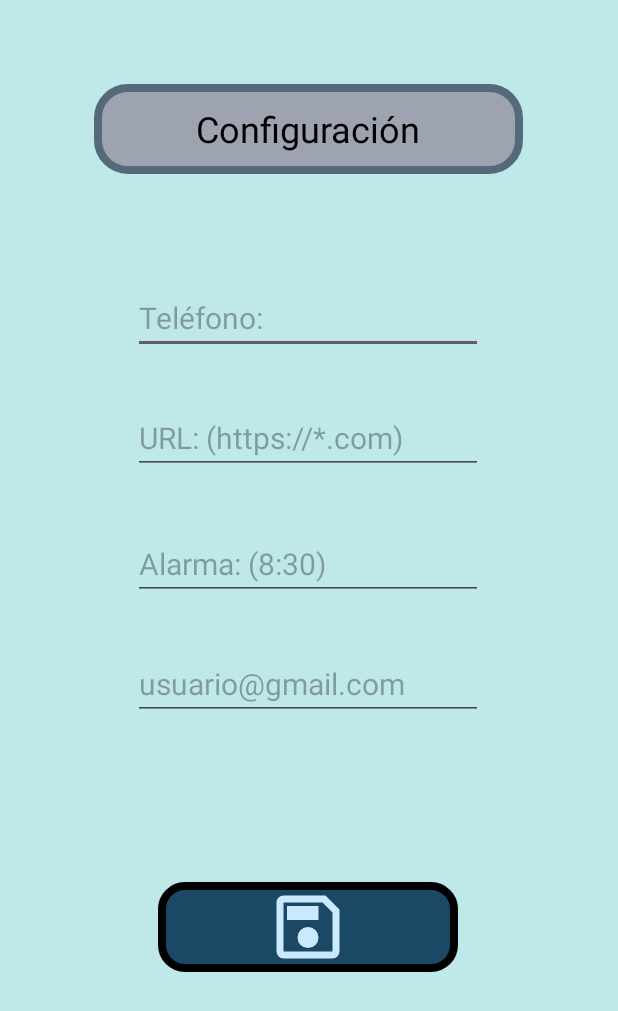
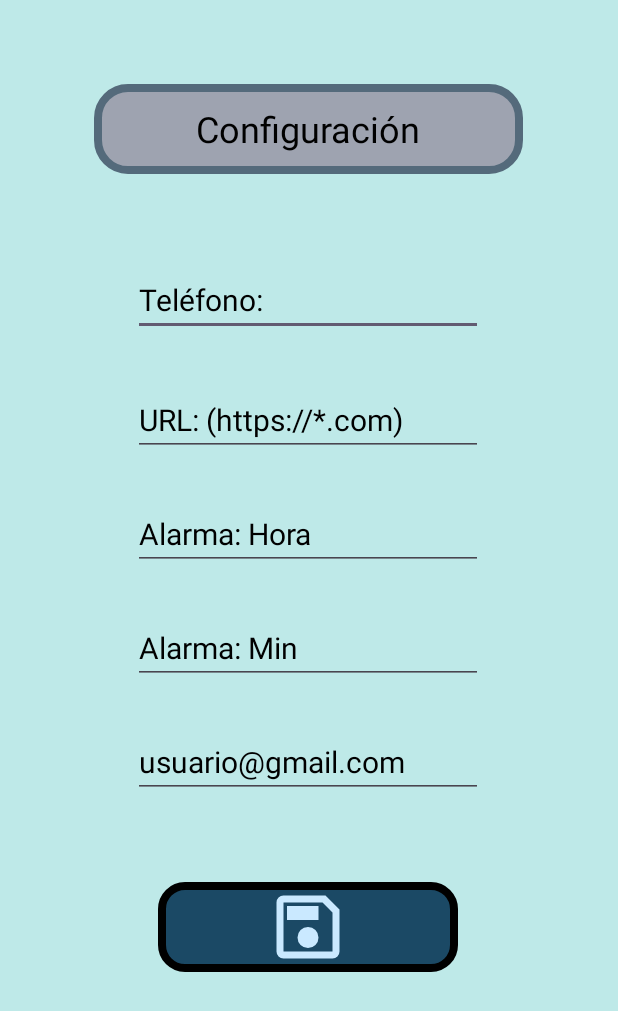
Before and after one commit to Diego0152/Programaci-n-Multimedia, an Android app: the screen it shows after launch (ConfActivity), on a phone screen of 412 x 824 dp. Shown: the top 1011 px of the screen. Run offline under Robolectric (Android 15) with nearby library versions, the phone set to English and light mode, and no system bars.

Commit message:
Ultimos cambios 2.3.0

```diff
--- a/app/src/main/java/com/example/proyectoevaltema1/ConfActivity.kt
+++ b/app/src/main/java/com/example/proyectoevaltema1/ConfActivity.kt
@@ -3,6 +3,7 @@ package com.example.proyectoevaltema1
 import android.content.Intent
 import android.content.SharedPreferences
 import android.os.Bundle
+import android.widget.Toast
 import androidx.appcompat.app.AppCompatActivity
 import com.example.proyectoevaltema1.databinding.ActivityConfBinding
 
@@ -21,22 +22,25 @@ class ConfActivity : AppCompatActivity() {
 
         inflarViews.editPhone.setText(preference.getString("phone", ""))
         inflarViews.editUrl.setText(preference.getString("url", ""))
-        inflarViews.editAlarm.setText(preference.getString("alarm", ""))
+        inflarViews.editAlarmMin.setText(preference.getString("alarm_hour", ""))
+        inflarViews.editAlarmHour.setText(preference.getString("alarm_min", ""))
         inflarViews.editGmail.setText(preference.getString("gmail", ""))
 
         inflarViews.btnConfig.setOnClickListener {
             val textPhone = inflarViews.editPhone.text.toString()
             val textUrl = inflarViews.editUrl.text.toString()
-            val textAlarm = inflarViews.editAlarm.text.toString()
+            val textAlarmHour = inflarViews.editAlarmHour.text.toString()
+            val textAlarmMin = inflarViews.editAlarmMin.text.toString()
             val textGmail = inflarViews.editGmail.text.toString()
 
-            /*if (textPhone.isEmpty() || textUrl.isEmpty() || textAlarm.isEmpty() || textGmail.isEmpty()) {
-                Toast.makeText(this, "Algun campo está vacío")
-            }*/
+            if (textPhone.isEmpty() || textUrl.isEmpty() || textAlarmHour.isEmpty() || textGmail.isEmpty() || textAlarmHour.isEmpty()) {
+                Toast.makeText(this, "Algun campo está vacío", Toast.LENGTH_SHORT)
+            }
             preference.edit().apply {
                 putString("phone", textPhone)
                 putString("url", textUrl)
-                putString("alarm", textAlarm)
+                putString("alarm_hour", textAlarmHour)
+                putString("alarm_min", textAlarmMin)
                 putString("gmail", textGmail)
                 apply()
                 finish()
--- a/app/src/main/res/layout/activity_conf.xml
+++ b/app/src/main/res/layout/activity_conf.xml
@@ -41,10 +41,12 @@
         android:id="@+id/edit_phone"
         android:layout_width="wrap_content"
         android:layout_height="wrap_content"
-        android:layout_marginTop="132dp"
+        android:layout_marginTop="120dp"
         android:ems="10"
         android:hint="Teléfono:"
         android:inputType="text"
+        android:textColor="@color/columbia_blue"
+        android:textColorHint="@color/black"
         android:textSize="20sp"
         app:layout_constraintEnd_toEndOf="parent"
         app:layout_constraintHorizontal_bias="0.497"
@@ -59,20 +61,24 @@
         android:ems="10"
         android:hint="URL: (https://*.com)"
         android:inputType="text"
+        android:textColor="@color/columbia_blue"
         android:textSize="20sp"
+        android:textColorHint="@color/black"
         app:layout_constraintEnd_toEndOf="parent"
         app:layout_constraintHorizontal_bias="0.497"
         app:layout_constraintStart_toStartOf="parent"
         app:layout_constraintTop_toBottomOf="@+id/edit_phone" />
 
     <EditText
-        android:id="@+id/edit_alarm"
+        android:id="@+id/edit_alarm_hour"
         android:layout_width="wrap_content"
         android:layout_height="wrap_content"
-        android:layout_marginTop="36dp"
+        android:layout_marginTop="28dp"
         android:ems="10"
-        android:hint="Alarma: (8:30)"
+        android:hint="Alarma: Hora"
         android:inputType="text"
+        android:textColor="@color/columbia_blue"
+        android:textColorHint="@color/black"
         android:textSize="20sp"
         app:layout_constraintEnd_toEndOf="parent"
         app:layout_constraintHorizontal_bias="0.497"
@@ -80,24 +86,38 @@
         app:layout_constraintTop_toBottomOf="@+id/edit_url" />
 
     <EditText
-        android:id="@+id/edit_gmail"
+        android:id="@+id/edit_alarm_min"
         android:layout_width="wrap_content"
         android:layout_height="wrap_content"
-        android:layout_marginTop="32dp"
+        android:layout_marginTop="28dp"
         android:ems="10"
-        android:hint="usuario@gmail.com"
+        android:hint="Alarma: Min"
         android:inputType="text"
+        android:textColor="@color/columbia_blue"
+        android:textColorHint="@color/black"
         android:textSize="20sp"
         app:layout_constraintEnd_toEndOf="parent"
         app:layout_constraintHorizontal_bias="0.497"
         app:layout_constraintStart_toStartOf="parent"
-        app:layout_constraintTop_toBottomOf="@+id/edit_alarm">
+        app:layout_constraintTop_toBottomOf="@+id/edit_alarm_hour" />
+
+    <EditText
+        android:id="@+id/edit_gmail"
+        android:layout_width="wrap_content"
+        android:layout_height="wrap_content"
+        android:layout_marginTop="28dp"
+        android:ems="10"
+        android:hint="usuario@gmail.com"
+        android:inputType="text"
+        android:textColor="@color/columbia_blue"
+        android:textColorHint="@color/black"
+        android:textSize="20sp"
+        app:layout_constraintEnd_toEndOf="parent"
+        app:layout_constraintHorizontal_bias="0.497"
+        app:layout_constraintStart_toStartOf="parent"
+        app:layout_constraintTop_toBottomOf="@+id/edit_alarm_min">
 
     </EditText>
-
-    <!--Dentro del btn_config, he buscado sobre la funcion scaleType. Hace que el icono
-    escale en función del espacio que tenga el ImageButton, simplemente porque sin el
-    el icono se queda chico.-->
 
     <ImageButton
         android:id="@+id/btn_config"
```
Also changed, not shown: app/src/main/java/com/example/proyectoevaltema1/MainActivity.kt (+7 -41 lines).
